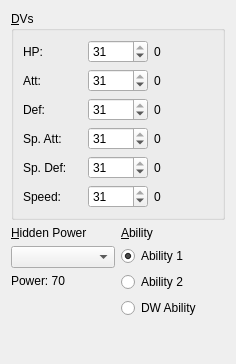
The window that src/Teambuilder/Teambuilder/ivbox.ui (po-devs/pokemon-online) describes before a commit, drawn with Qt 5.
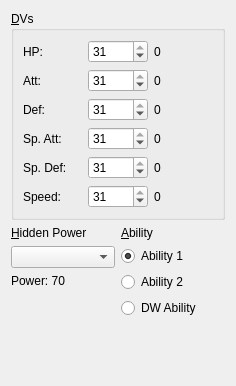
The same window after the commit.

Commit message: Fixed size policy problem in teambuilder

Patch:
```diff
--- a/src/Teambuilder/Teambuilder/ivbox.ui
+++ b/src/Teambuilder/Teambuilder/ivbox.ui
@@ -7,11 +7,11 @@
     <x>0</x>
     <y>0</y>
     <width>236</width>
-    <height>364</height>
+    <height>386</height>
    </rect>
   </property>
   <property name="sizePolicy">
-   <sizepolicy hsizetype="Maximum" vsizetype="MinimumExpanding">
+   <sizepolicy hsizetype="Maximum" vsizetype="Preferred">
     <horstretch>0</horstretch>
     <verstretch>0</verstretch>
    </sizepolicy>
```
